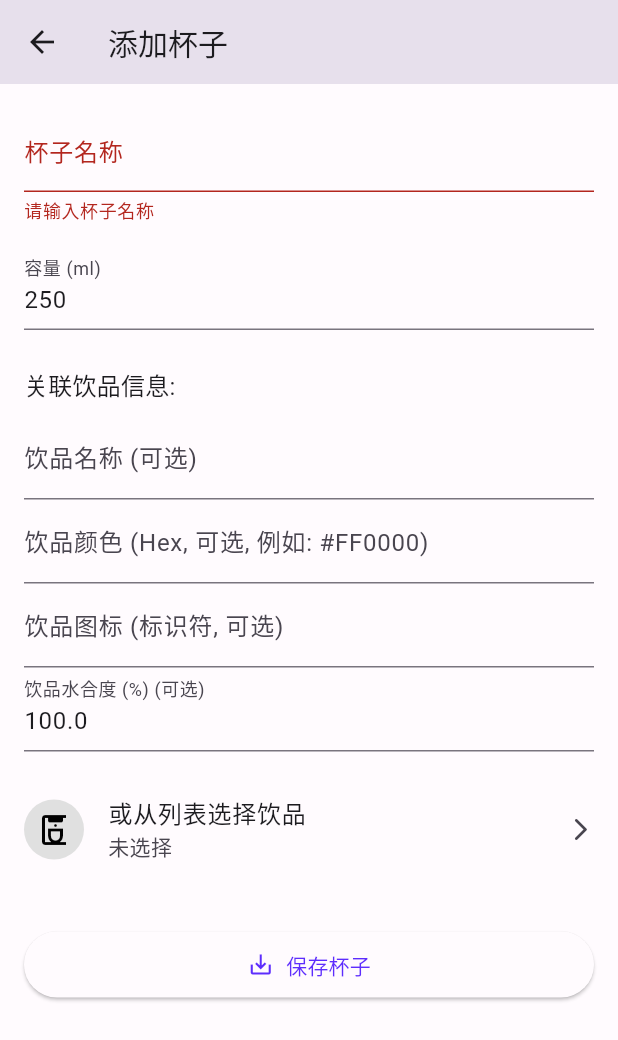
After one commit to Mahoo12138/water_tracking, a Flutter app: the CupDetailPage screen opened directly, after a tap on "保存杯子", on a phone screen of 412 x 824 dp. The commit adds this screen. Shown: the top 1040 px of the screen. Run offline on Flutter 3.47's test engine with Material 3 defaults, Android fonts, the light colour scheme and no system bars; drawn by our look-alikes of dynamic_color; our stand-ins replace auto_size_text, device_info_plus, easy_localization, flutter_hooks, go_router, hooks_riverpod and 6 more; missing offline and left inert: bitsdojo_window, easy_localization_loader, flutter_adaptive_scaffold, flutter_displaymode; accounts and stored records are empty; generated files the repository leaves out were written again; statements that could not run were skipped.

Commit message:
feat(cup): 添加杯子管理功能，包括杯子实体、数据库操作和界面
本次提交引入了杯子管理功能，主要包括：
1. 新增 `Cup` 实体类，包含杯子相关属性和方法
2. 添加 `CupDB` 数据库操作类，提供杯子的 CRUD 功能
3. 创建杯子列表页面和详情页面，支持杯子的添加、编辑和删除
4. 在设置页面添加杯子管理入口
5. 更新多语言翻译文件，添加杯子相关翻译

```diff
--- a/assets/translations/en-US.json
+++ b/assets/translations/en-US.json
@@ -101,6 +101,10 @@
     "chooseTheme": "Choose Theme"
   },
   "language": "Language",
+  "cup": {
+    "settings": "Cup Setting",
+    "add": "Add Cup"
+  },
   "beverage": {
     "settings": "Bevarage Setting",
     "add": "Add Bevarage"
--- a/assets/translations/zh-CN.json
+++ b/assets/translations/zh-CN.json
@@ -101,6 +101,10 @@
     "chooseTheme": "选择主题"
   },
   "language": "语言",
+  "cup": {
+    "settings": "杯子设置",
+    "add": "添加杯子"
+  },
   "beverage": {
     "settings": "饮品设置",
     "add": "添加饮品"
--- /dev/null
+++ b/lib/database/entities/cup.dart
@@ -0,0 +1,38 @@
+import 'package:flutter/material.dart';
+import 'package:isar/isar.dart';
+import 'entity.dart'; // 假设 Entity 类在此文件中定义
+
+part 'cup.g.dart';
+
+@collection
+class Cup extends Entity {
+  String? name; // 杯子自己的名称，例如 "我的大水杯"
+  int? capacityML; // 杯子的容量，单位毫升
+  int? order; // 杯子的排序顺序
+
+  // 冗余 Beverage 对象的字段
+  String? beverageName;
+  String? beverageColor;
+  String? beverageIcon;
+  double? beverageHydration;
+  int? beverageOrder;
+  bool? beverageIsActive;
+  bool? beverageIsBuiltIn;
+
+  @Ignore()
+  Color get displayBeverageColor {
+    return Color(
+        int.parse(beverageColor?.replaceAll('#', '0xFF') ?? '0xFF2196F3'));
+  }
+
+  @Ignore()
+  IconData get displayBeverageIcon {
+    switch (beverageIcon?.toLowerCase()) {
+      case 'water':
+        return Icons.water_drop;
+      // ... 其他 case
+      default:
+        return Icons.local_drink;
+    }
+  }
+}
--- /dev/null
+++ b/lib/pages/cup/cup_detail_page.dart
@@ -0,0 +1,376 @@
+import 'package:flutter/material.dart';
+import 'package:water_tracking/database/cup_db.dart';
+import 'package:water_tracking/database/entities/cup.dart';
+import 'package:water_tracking/database/beverage_db.dart';
+import 'package:water_tracking/database/entities/beverage.dart';
+
+class CupDetailPage extends StatefulWidget {
+  final Cup? cup;
+
+  const CupDetailPage({super.key, this.cup});
+
+  @override
+  State<CupDetailPage> createState() => _CupDetailPageState();
+}
+
+class _CupDetailPageState extends State<CupDetailPage> {
+  final _formKey = GlobalKey<FormState>();
+  late String _cupName;
+  late int _capacityML;
+  Beverage? _selectedBeverage;
+
+  // State for beverage details, editable directly or set by selection
+  late String _beverageNameForCup;
+  late String _beverageColorForCup;
+  late String _beverageIconForCup;
+  late double _beverageHydrationForCup;
+  // these are not directly editable by user for a cup's associated beverage, but stored
+  late int _beverageOrderForCup;
+  late bool _beverageIsActiveForCup;
+  late bool _beverageIsBuiltInForCup;
+
+  List<Beverage> _beverages = [];
+
+  @override
+  void initState() {
+    super.initState();
+    _cupName = widget.cup?.name ?? '';
+    _capacityML = widget.cup?.capacityML ?? 250;
+
+    // Initialize beverage fields from widget.cup or defaults
+    _beverageNameForCup = widget.cup?.beverageName ?? '';
+    _beverageColorForCup = widget.cup?.beverageColor ?? ''; // Default color hex e.g. '#FFFFFF'
+    _beverageIconForCup = widget.cup?.beverageIcon ?? ''; // Default icon identifier e.g. 'water_drop'
+    _beverageHydrationForCup = widget.cup?.beverageHydration ?? 100.0; // Default hydration
+    _beverageOrderForCup = widget.cup?.beverageOrder ?? 0;
+    _beverageIsActiveForCup = widget.cup?.beverageIsActive ?? true;
+    _beverageIsBuiltInForCup = widget.cup?.beverageIsBuiltIn ?? false;
+
+    if (widget.cup?.beverageName != null && widget.cup!.beverageName!.isNotEmpty) {
+      _selectedBeverage = Beverage()
+        ..name = widget.cup!.beverageName
+        ..color = widget.cup!.beverageColor
+        ..icon = widget.cup!.beverageIcon
+        ..hydration = widget.cup!.beverageHydration
+        ..order = widget.cup!.beverageOrder ?? 0
+        ..isActive = widget.cup!.beverageIsActive ?? true
+        ..isBuiltIn = widget.cup!.beverageIsBuiltIn ?? false;
+    }
+    _loadBeverages();
+  }
+
+  Future<void> _loadBeverages() async {
+    final beveragesFromDB = await BeverageDB.instance.getAll();
+    if (!mounted) return;
+    setState(() {
+      _beverages = beveragesFromDB.where((b) => b.isActive == true).toList();
+      if (_selectedBeverage != null) {
+        final foundBeverage = _beverages.cast<Beverage?>().firstWhere(
+          (b) => b?.name == _selectedBeverage!.name && b?.icon == _selectedBeverage!.icon && b?.color == _selectedBeverage!.color,
+          orElse: () => null,
+        );
+        if (foundBeverage != null) {
+          _selectedBeverage = foundBeverage;
+          // Update form fields if a beverage is pre-selected and found
+          _beverageNameForCup = foundBeverage.name ?? '';
+          _beverageColorForCup = foundBeverage.color ?? '';
+          _beverageIconForCup = foundBeverage.icon ?? '';
+          _beverageHydrationForCup = foundBeverage.hydration ?? 100.0;
+          _beverageOrderForCup = foundBeverage.order ?? 0;
+          _beverageIsActiveForCup = foundBeverage.isActive ?? true;
+          _beverageIsBuiltInForCup = foundBeverage.isBuiltIn ?? false;
+        }
+      }
+    });
+  }
+
+  Future<void> _deleteCup() async {
+    if (widget.cup != null && widget.cup!.id != null) {
+      final db = CupDB.instance;
+      await db.delete(widget.cup!.id!);
+      if (mounted) {
+        Navigator.of(context).pop();
+        ScaffoldMessenger.of(context).showSnackBar(
+          const SnackBar(content: Text('杯子已删除')),
+        );
+      }
+    }
+  }
+
+  Future<void> _saveCup() async {
+    print('Save button pressed'); // Log: Button press
+    if (_formKey.currentState != null && _formKey.currentState!.validate()) {
+      print('Form is valid'); // Log: Form validation success
+      _formKey.currentState!.save();
+      print('Form saved. Cup Name: $_cupName, Capacity: $_capacityML'); // Log: Form save success
+      print('Beverage for cup - Name: $_beverageNameForCup, Color: $_beverageColorForCup, Icon: $_beverageIconForCup, Hydration: $_beverageHydrationForCup');
+
+      final db = CupDB.instance;
+      final cupToSave = widget.cup ?? Cup();
+      cupToSave.name = _cupName;
+      cupToSave.capacityML = _capacityML;
+
+      if (_selectedBeverage != null) {
+        print('Using selected beverage: ${_selectedBeverage!.name}'); // Log
+        cupToSave.beverageName = _selectedBeverage!.name;
+        cupToSave.beverageColor = _selectedBeverage!.color;
+        cupToSave.beverageIcon = _selectedBeverage!.icon;
+        cupToSave.beverageHydration = _selectedBeverage!.hydration;
+        cupToSave.beverageOrder = _selectedBeverage!.order;
+        cupToSave.beverageIsActive = _selectedBeverage!.isActive;
+        cupToSave.beverageIsBuiltIn = _selectedBeverage!.isBuiltIn;
+      } else {
+        print('Using manually entered beverage details'); // Log
+        cupToSave.beverageName = _beverageNameForCup.isNotEmpty ? _beverageNameForCup : null;
+        cupToSave.beverageColor = _beverageColorForCup.isNotEmpty ? _beverageColorForCup : null;
+        cupToSave.beverageIcon = _beverageIconForCup.isNotEmpty ? _beverageIconForCup : null;
+        cupToSave.beverageHydration = _beverageHydrationForCup;
+        cupToSave.beverageOrder = _beverageOrderForCup;
+        cupToSave.beverageIsActive = _beverageIsActiveForCup;
+        cupToSave.beverageIsBuiltIn = _beverageIsBuiltInForCup;
+      }
+      print('Cup object to save: ${cupToSave.name}, ${cupToSave.capacityML}, ${cupToSave.beverageName}'); // Log: Cup data before DB save
+
+      try {
+        await db.save(cupToSave);
+        print('Cup saved to DB successfully. ID: ${cupToSave.id}'); // Log: DB save success
+        if (mounted) {
+          ScaffoldMessenger.of(context).showSnackBar(
+            const SnackBar(content: Text('杯子已保存')),
+          );
+          Navigator.of(context).pop();
+          print('Navigated back.'); // Log: Navigation
+        }
+      } catch (e) {
+        print('Error saving cup to DB: $e'); // Log: DB save error
+        if (mounted) {
+          ScaffoldMessenger.of(context).showSnackBar(
+            SnackBar(content: Text('保存失败: $e')),
+          );
+        }
+      }
+    } else {
+      print('Form is invalid or currentState is null'); // Log: Form validation failure
+    }
+  }
+
+  void _showBeverageSelectionDialog() {
+    showDialog(
+      context: context,
+      builder: (BuildContext context) {
+        return AlertDialog(
+          title: const Text('选择饮品'),
+          content: SizedBox(
+            width: double.maxFinite,
+            child: _beverages.isEmpty
+                ? const Center(child: Text('没有可供选择的饮品。\n请先添加一些活跃的饮品。'))
+                : ListView.builder(
+                    shrinkWrap: true,
+                    itemCount: _beverages.length,
+                    itemBuilder: (BuildContext context, int index) {
+                      final beverage = _beverages[index];
+                      return ListTile(
+                        leading: Icon(beverage.displayIcon, color: beverage.displayColor),
+                        title: Text(beverage.name ?? '未知饮品'),
+                        subtitle: Text('${beverage.hydration ?? 0}% 水合度'),
+                        onTap: () {
+                          setState(() {
+                            _selectedBeverage = beverage;
+                            // Update form fields with selected beverage details
+                            _beverageNameForCup = beverage.name ?? '';
+                            _beverageColorForCup = beverage.color ?? '';
+                            _beverageIconForCup = beverage.icon ?? '';
+                            _beverageHydrationForCup = beverage.hydration ?? 100.0;
+                            _beverageOrderForCup = beverage.order ?? 0;
+                            _beverageIsActiveForCup = beverage.isActive ?? true;
+                            _beverageIsBuiltInForCup = beverage.isBuiltIn ?? false;
+                          });
+                          Navigator.of(context).pop();
+                        },
+                      );
+                    },
+                  ),
+          ),
+          actions: <Widget>[
+            TextButton(
+              child: const Text('取消'),
+              onPressed: () {
+                Navigator.of(context).pop();
+              },
+            ),
+          ],
+        );
+      },
+    );
+  }
+
+  @override
+  Widget build(BuildContext context) {
+    // Determine display values for beverage based on _selectedBeverage or manual input state
+    String displayBeverageName = _selectedBeverage?.name ?? _beverageNameForCup;
+    Color displayBeverageColor = _selectedBeverage?.displayColor ?? (_beverageColorForCup.isNotEmpty ? Beverage.parseColor(_beverageColorForCup) : Colors.grey[300]!);
+    IconData displayBeverageIcon = _selectedBeverage?.displayIcon ?? (_beverageIconForCup.isNotEmpty ? Beverage.getIconDataFromString(_beverageIconForCup) : Icons.coffee_maker_outlined);
+
+    return Scaffold(
+      appBar: AppBar(
+        title: Text(widget.cup == null ? '添加杯子' : '编辑杯子'),
+      ),
+      body: SingleChildScrollView(
+        child: Padding(
+          padding: const EdgeInsets.all(16.0),
+          child: Form(
+            key: _formKey,
+            child: Column(
+              crossAxisAlignment: CrossAxisAlignment.stretch,
+              children: <Widget>[
+                if (_selectedBeverage != null)
+                  Padding(
+                    padding: const EdgeInsets.symmetric(vertical: 20.0),
+                    child: Column(
+                      children: [
+                        Icon(
+                          _selectedBeverage!.displayIcon,
+                          size: 50,
+                          color: _selectedBeverage!.displayColor,
+                        ),
+                        const SizedBox(height: 8),
+                        Text(
+                          _selectedBeverage!.name ?? '',
+                          style: Theme.of(context).textTheme.titleMedium,
+                        ),
+                      ],
+                    ),
+                  ),
+                TextFormField(
+                  initialValue: _cupName,
+                  decoration: const InputDecoration(labelText: '杯子名称'),
+                  validator: (value) {
+                    if (value == null || value.isEmpty) {
+                      return '请输入杯子名称';
+                    }
+                    return null;
+                  },
+                  onSaved: (value) {
+                    _cupName = value ?? ''; // Safer null handling
+                  },
+                ),
+                const SizedBox(height: 16),
+                TextFormField(
+                  initialValue: _capacityML.toString(),
+                  decoration: const InputDecoration(labelText: '容量 (ml)'),
+                  keyboardType: TextInputType.number,
+                  validator: (value) {
+                    if (value == null || value.isEmpty) {
+                      return '请输入容量';
+                    }
+                    final capacity = int.tryParse(value);
+                    if (capacity == null) {
+                      return '请输入有效的数字';
+                    }
+                    if (capacity <= 0) {
+                      return '容量必须大于0';
+                    }
+                    return null;
+                  },
+                  onSaved: (value) {
+                    _capacityML = int.tryParse(value ?? '0') ?? 250; // Safer null handling and default
+                  },
+                ),
+                const SizedBox(height: 24),
+                Text('关联饮品信息:', style: Theme.of(context).textTheme.titleMedium),
+                const SizedBox(height: 8),
+                TextFormField(
+                  // Use a Key to force rebuild when _beverageNameForCup changes due to selection
+                  key: ValueKey('beverageName_${_beverageNameForCup}'),
+                  initialValue: _beverageNameForCup,
+                  decoration: const InputDecoration(labelText: '饮品名称 (可选)'),
+                  onChanged: (value) => setState(() { _beverageNameForCup = value; _selectedBeverage = null; }),
+                  onSaved: (value) {
+                    _beverageNameForCup = value ?? ''; // Safer null handling
+                  },
+                ),
+                TextFormField(
+                  key: ValueKey('beverageColor_${_beverageColorForCup}'),
+                  initialValue: _beverageColorForCup,
+                  decoration: const InputDecoration(labelText: '饮品颜色 (Hex, 可选, 例如: #FF0000)'),
+                  onChanged: (value) => setState(() { _beverageColorForCup = value; _selectedBeverage = null; }),
+                  onSaved: (value) {
+                    _beverageColorForCup = value ?? ''; // Safer null handling
+                  },
+                ),
+                TextFormField(
+                  key: ValueKey('beverageIcon_${_beverageIconForCup}'),
+                  initialValue: _beverageIconForCup,
+                  decoration: const InputDecoration(labelText: '饮品图标 (标识符, 可选)'),
+                  onChanged: (value) => setState(() { _beverageIconForCup = value; _selectedBeverage = null; }),
+                  onSaved: (value) {
+                    _beverageIconForCup = value ?? ''; // Safer null handling
+                  },
+                ),
+                TextFormField(
+                  key: ValueKey('beverageHydration_${_beverageHydrationForCup}'),
+                  initialValue: _beverageHydrationForCup.toString(),
+                  decoration: const InputDecoration(labelText: '饮品水合度 (%) (可选)'),
+                  keyboardType: TextInputType.number,
+                  onChanged: (value) => setState(() {
+                    _beverageHydrationForCup = double.tryParse(value) ?? 100.0;
+                    _selectedBeverage = null;
+                  }),
+                  onSaved: (value) {
+                    _beverageHydrationForCup = double.tryParse(value ?? '100.0') ?? 100.0; // Safer null handling and default
+                  },
+                  validator: (value) {
+                    if (value != null && value.isNotEmpty && double.tryParse(value) == null) {
+                      return '请输入有效的数字';
+                    }
+                    return null;
+                  }
+                ),
+                const SizedBox(height: 16),
+                ListTile(
+                  contentPadding: EdgeInsets.zero,
+                  title: const Text('或从列表选择饮品'),
+                  subtitle: Text(displayBeverageName.isNotEmpty ? displayBeverageName : '未选择'),
+                  leading: CircleAvatar(
+                    backgroundColor: displayBeverageColor,
+                    child: Icon(
+                      displayBeverageIcon,
+                      color: displayBeverageColor.computeLuminance() > 0.5
+                             ? Colors.black
+                             : Colors.white,
+                    ),
+                  ),
+                  trailing: const Icon(Icons.arrow_forward_ios_rounded, size: 18),
+                  onTap: _showBeverageSelectionDialog,
+                ),
+                const SizedBox(height: 30),
+                if (widget.cup != null) // Show delete button only when editing
+                  Padding(
+                    padding: const EdgeInsets.only(bottom: 8.0),
+                    child: ElevatedButton.icon(
+                      icon: const Icon(Icons.delete_outline),
+                      onPressed: _deleteCup,
+                      style: ElevatedButton.styleFrom(
+                        backgroundColor: Colors.red[700],
+                        foregroundColor: Colors.white,
+                        padding: const EdgeInsets.symmetric(vertical: 12),
+                      ),
+                      label: const Text('删除杯子'),
+                    ),
+                  ),
+                ElevatedButton.icon(
+                  icon: const Icon(Icons.save_alt_outlined),
+                  onPressed: _saveCup,
+                  style: ElevatedButton.styleFrom(
+                     padding: const EdgeInsets.symmetric(vertical: 12),
+                  ),
+                  label: const Text('保存杯子'),
+                ),
+              ],
+            ),
+          ),
+        ),
+      ),
+    );
+  }
+}
```
Also changed, not shown: lib/database/core.dart (+6 -4 lines), lib/database/cup_db.dart (added, +65 -0 lines), lib/database/entities/beverage.dart (+19 -0 lines), lib/pages/cup/cup_list_page.dart (added, +124 -0 lines), lib/pages/settings/screen.dart (+31 -6 lines), lib/router/app_routes.dart (+20 -6 lines), lib/database/entities/cup.g.dart (added).
